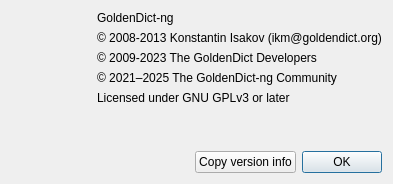
Above: src/ui/about.ui from xiaoyifang/goldendict-ng before the change. Below: the same form after it.
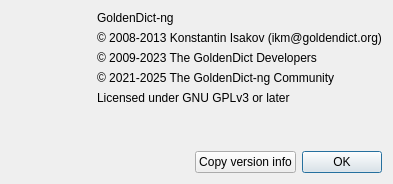
That is the form after the change. Icons and pictures are not drawn.

Commit message: opt:unify the hyphen character

Diff of the .ui file:
```diff
--- a/src/ui/about.ui
+++ b/src/ui/about.ui
@@ -122,7 +122,7 @@
        <item>
         <widget class="QLabel" name="label_5">
          <property name="text">
-          <string notr="true">© 2021–2025 The GoldenDict-ng Community</string>
+          <string notr="true">© 2021-2025 The GoldenDict-ng Community</string>
          </property>
         </widget>
        </item>
```
